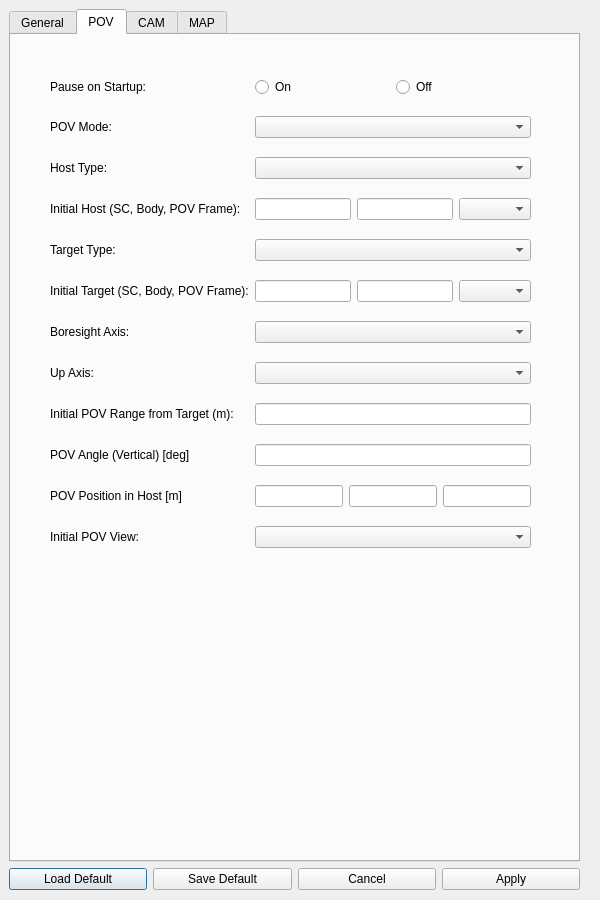
pavelgalchenko/dsm_gui, file dsm_gui/grh_menu.ui: the form before one commit.
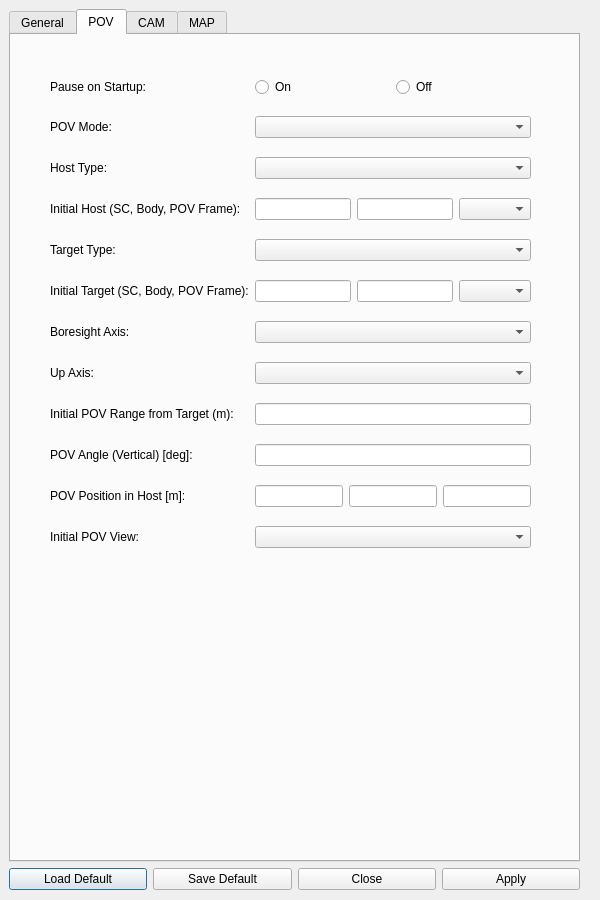
The form after the commit. The open tabs and pages were chosen to show the change.

Commit message: finalized graphics and added dialogs to mainwindow

```diff
--- a/dsm_gui/grh_menu.ui
+++ b/dsm_gui/grh_menu.ui
@@ -460,7 +460,7 @@
          <item row="10" column="0">
           <widget class="QLabel" name="label_21">
            <property name="text">
-            <string>POV Position in Host [m]</string>
+            <string>POV Position in Host [m]:</string>
            </property>
           </widget>
          </item>
@@ -501,7 +501,7 @@
          <item row="9" column="0">
           <widget class="QLabel" name="label_20">
            <property name="text">
-            <string>POV Angle (Vertical) [deg]</string>
+            <string>POV Angle (Vertical) [deg]:</string>
            </property>
           </widget>
          </item>
@@ -1640,7 +1640,7 @@
       <item>
        <widget class="QPushButton" name="cancelButton">
         <property name="text">
-         <string>Cancel</string>
+         <string>Close</string>
         </property>
        </widget>
       </item>
```
Left out of the diff: 125 changed lines with no effect on the pictures. The commit also changes 4 other files.
